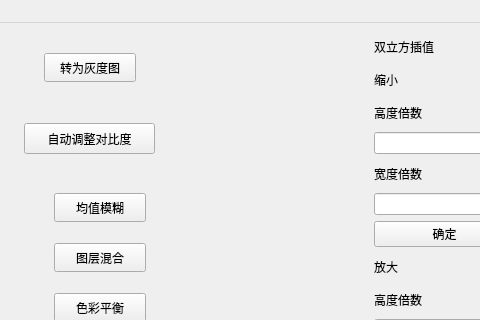
Old version of the form ImageWithUI/mainwindow.ui in the repository Obj4ct/ImageWithUI; both pictures show x 576 to 1056 and y 0 to 320 of the 1384 by 738 pixel window.
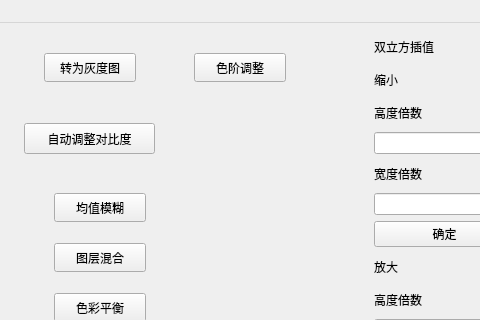
New version of the form.

Commit message: 添加了色阶调整的UI界面类,并且可以正常运行,逻辑功能还没实现

Patch:
```diff
--- a/ImageWithUI/mainwindow.ui
+++ b/ImageWithUI/mainwindow.ui
@@ -360,6 +360,19 @@
       <string>色彩平衡</string>
      </property>
     </widget>
+    <widget class="QPushButton" name="btn_color_level">
+     <property name="geometry">
+      <rect>
+       <x>190</x>
+       <y>30</y>
+       <width>92</width>
+       <height>29</height>
+      </rect>
+     </property>
+     <property name="text">
+      <string>色阶调整</string>
+     </property>
+    </widget>
    </widget>
   </widget>
   <widget class="QMenuBar" name="menubar">
```
The commit also changes 8 other files.
